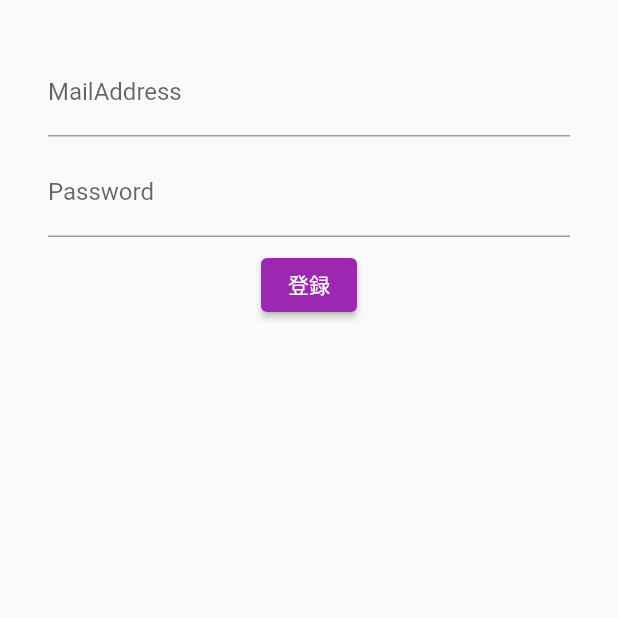
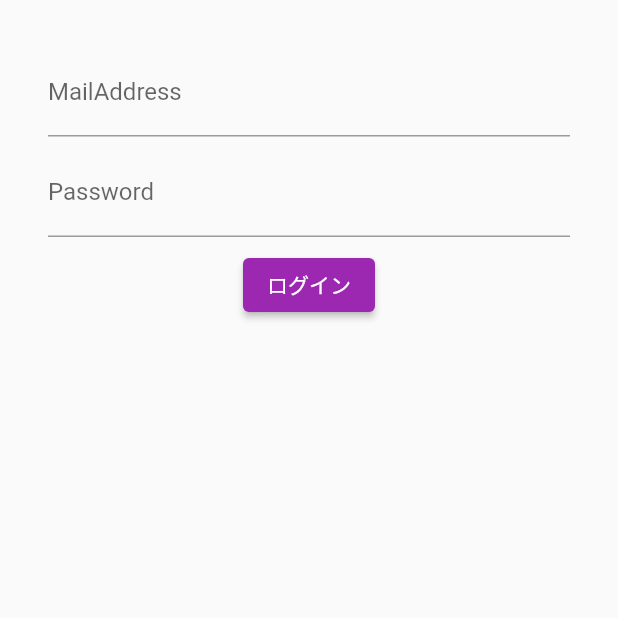
Before and after one commit to rinkane/Motivate-Scheduler, a Flutter app: the screen it shows after launch, on a phone screen of 412 x 824 dp, the top half of it. Run offline on Flutter 3.47's test engine with Material 2 defaults, Android fonts, the phone set to English and light mode, and no system bars; our stand-ins replace charts_flutter, dotted_border, firebase_auth, firebase_core; accounts and stored records are empty.

```diff
--- a/scheduler/lib/main.dart
+++ b/scheduler/lib/main.dart
@@ -5,6 +5,7 @@ import 'firebase_options.dart';
 import 'view/scheduleListView.dart';
 import 'view/motivationGraphView.dart';
 import 'view/registUserPage.dart';
+import 'view/loginPage.dart';
 import 'model/schedule.dart';
 
 const String appName = "Motivate Scheduler";
@@ -62,7 +63,7 @@ class MyApp extends StatelessWidget {
               schedules: schedules,
             ),
       },
-      home: const RegistUserPage(),
+      home: const LoginPage(),
     );
   }
 }
--- /dev/null
+++ b/scheduler/lib/view/loginPage.dart
@@ -0,0 +1,74 @@
+import 'package:flutter/material.dart';
+import 'package:firebase_auth/firebase_auth.dart';
+
+class LoginPage extends StatefulWidget {
+  const LoginPage({Key? key}) : super(key: key);
+
+  @override
+  State<LoginPage> createState() => _LoginPageState();
+}
+
+class _LoginPageState extends State<LoginPage> {
+  String mailAddress = "";
+  String password = "";
+  String infoText = "";
+
+  @override
+  Widget build(BuildContext context) {
+    return Scaffold(
+      body: Center(
+        child: Container(
+          padding: const EdgeInsets.all(32),
+          child: Column(
+            children: <Widget>[
+              TextFormField(
+                decoration: const InputDecoration(
+                  labelText: "MailAddress",
+                ),
+                onChanged: (String input) {
+                  setState(() {
+                    mailAddress = input;
+                  });
+                },
+              ),
+              const SizedBox(height: 8),
+              TextFormField(
+                decoration: const InputDecoration(
+                  labelText: "Password",
+                ),
+                obscureText: true,
+                onChanged: (String input) {
+                  setState(() {
+                    password = input;
+                  });
+                },
+              ),
+              const SizedBox(height: 8),
+              ElevatedButton(
+                child: const Text("ログイン"),
+                onPressed: () async {
+                  try {
+                    final FirebaseAuth auth = FirebaseAuth.instance;
+                    final UserCredential result =
+                        await auth.signInWithEmailAndPassword(
+                            email: mailAddress, password: password);
+                    final User user = result.user!;
+                    setState(() {
+                      infoText = "ログイン成功:${user.email}";
+                    });
+                  } catch (e) {
+                    setState(() {
+                      infoText = "ログイン失敗:${e.toString()}";
+                    });
+                  }
+                },
+              ),
+              const SizedBox(height: 8),
+              Text(infoText),
+            ],
+          ),
+        ),
+      ),
+    );
+  }
+}
```
